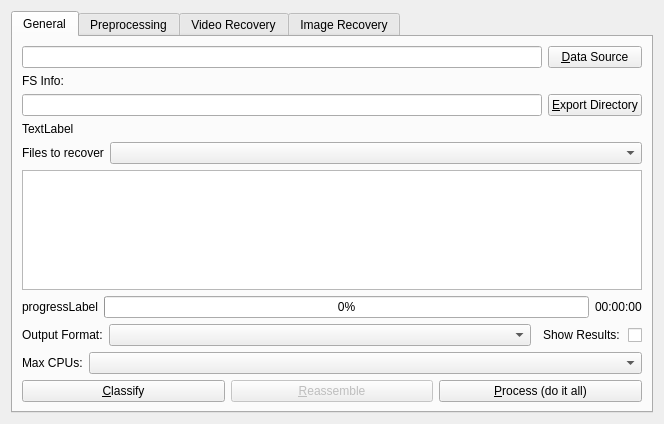
First picture: the form in gui/file_carving_ui.ui, repository rpoisel/mmc, before the edit.
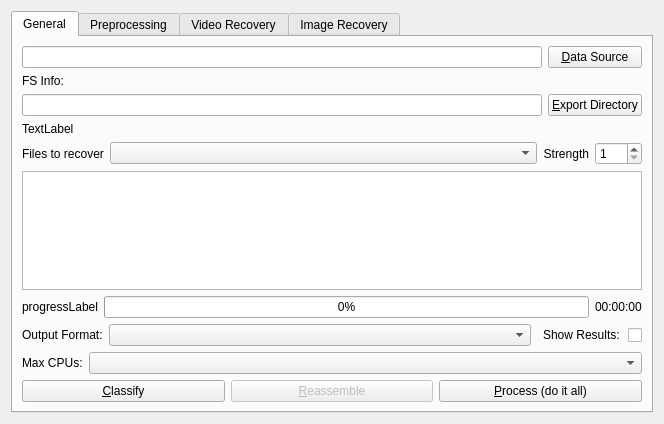
Second picture: the form after the edit.

Commit message: more intuitive gui for the file carver

What changed in the file:
```diff
--- a/gui/file_carving_ui.ui
+++ b/gui/file_carving_ui.ui
@@ -86,7 +86,7 @@
         </layout>
        </item>
        <item>
-        <layout class="QHBoxLayout" name="horizontalLayout" stretch="0,0">
+        <layout class="QHBoxLayout" name="horizontalLayout" stretch="0,0,0,0">
          <item>
           <widget class="QLabel" name="label_15">
            <property name="sizePolicy">
@@ -107,6 +107,38 @@
            </property>
           </widget>
          </item>
+         <item>
+          <widget class="QLabel" name="label_16">
+           <property name="sizePolicy">
+            <sizepolicy hsizetype="Fixed" vsizetype="Preferred">
+             <horstretch>0</horstretch>
+             <verstretch>0</verstretch>
+            </sizepolicy>
+           </property>
+           <property name="text">
+            <string>Strength</string>
+           </property>
+           <property name="alignment">
+            <set>Qt::AlignRight|Qt::AlignTrailing|Qt::AlignVCenter</set>
+           </property>
+          </widget>
+         </item>
+         <item>
+          <widget class="QSpinBox" name="strength">
+           <property name="sizePolicy">
+            <sizepolicy hsizetype="Fixed" vsizetype="Fixed">
+             <horstretch>0</horstretch>
+             <verstretch>0</verstretch>
+            </sizepolicy>
+           </property>
+           <property name="minimum">
+            <number>1</number>
+           </property>
+           <property name="maximum">
+            <number>100</number>
+           </property>
+          </widget>
+         </item>
         </layout>
        </item>
        <item>
```
The commit also changes 3 other files.
